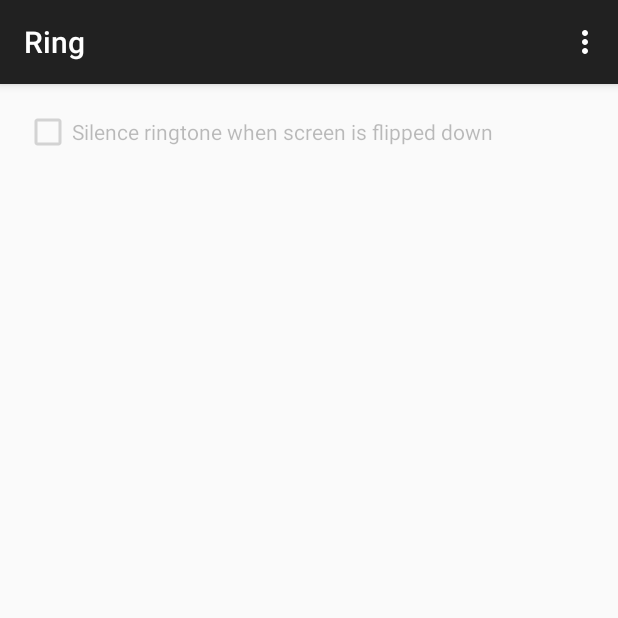
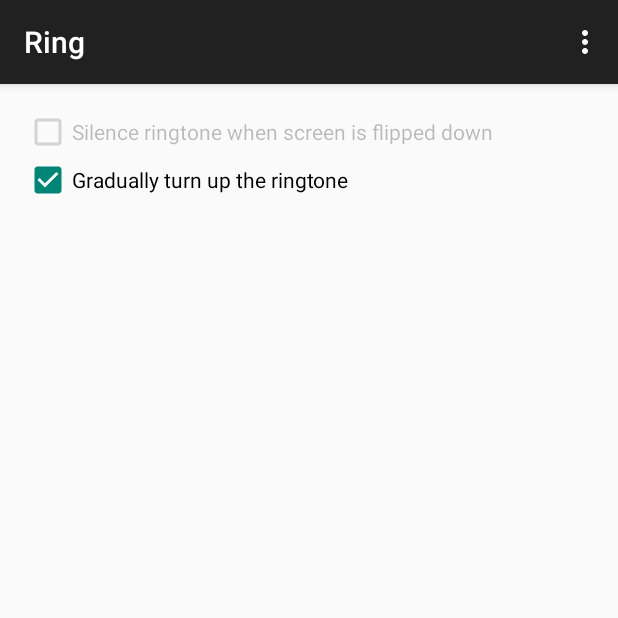
Before and after one commit to zdenda/android-ring, an Android app: the screen it shows after launch (MainActivity), on a phone screen of 412 x 824 dp, the top half of it. Run offline under Robolectric (Android 15) with nearby library versions, the phone set to English and light mode, and no system bars.

Commit message:
add ability to gradually increase the ringing volume
from the lowest to the highest possible

```diff
--- a/app/src/main/AndroidManifest.xml
+++ b/app/src/main/AndroidManifest.xml
@@ -35,6 +35,11 @@
             android:enabled="true"
             android:exported="false" >
         </service>
+        <service
+            android:name=".VolumeService"
+            android:enabled="true"
+            android:exported="false" >
+        </service>
     </application>
 
 </manifest>
--- a/app/src/main/java/eu/zkkn/android/ring/MainActivity.java
+++ b/app/src/main/java/eu/zkkn/android/ring/MainActivity.java
@@ -19,7 +19,8 @@ import android.widget.CompoundButton;
 
 public class MainActivity extends ActionBarActivity {
 
-    public static final String PREF_KEY_ENABLED = "pref_enabled";
+    public static final String PREF_KEY_MUTE_ON_FLIP_ENABLED = "pref_mute_enabled";
+    public static final String PREF_KEY_GRADUALLY_INCREASE_ENABLED = "pref_increase_enabled";
 
     @Override
     protected void onCreate(Bundle savedInstanceState) {
@@ -27,22 +28,29 @@ public class MainActivity extends ActionBarActivity {
         setContentView(R.layout.activity_main);
 
         final SharedPreferences preferences = PreferenceManager.getDefaultSharedPreferences(this);
-        boolean enabled = preferences.getBoolean(PREF_KEY_ENABLED, true);
+        boolean mutingEnabled = preferences.getBoolean(PREF_KEY_MUTE_ON_FLIP_ENABLED, false);
+        boolean increasingEnabled = preferences.getBoolean(PREF_KEY_GRADUALLY_INCREASE_ENABLED, true);
 
         SensorManager sensorManager = (SensorManager) getSystemService(Context.SENSOR_SERVICE);
         boolean hasAccelerometer = (sensorManager.getDefaultSensor(Sensor.TYPE_ACCELEROMETER) != null);
         // TODO: unregister phone state receiver if there's no accelerometer
 
-        CheckBox checkBox = (CheckBox) findViewById(R.id.chkEnabled);
-        checkBox.setEnabled(hasAccelerometer);
-        checkBox.setChecked(enabled && hasAccelerometer);
+        CheckBox checkBoxMute = (CheckBox) findViewById(R.id.chkMuteEnabled);
+        checkBoxMute.setEnabled(hasAccelerometer);
+        checkBoxMute.setChecked(mutingEnabled && hasAccelerometer && !increasingEnabled);
+        CheckBox checkBoxIncrease = (CheckBox) findViewById(R.id.chkIncreaseEnabled);
+        checkBoxIncrease.setChecked(increasingEnabled && !mutingEnabled);
 
-        checkBox.setOnCheckedChangeListener(new CompoundButton.OnCheckedChangeListener() {
+
+        CompoundButton.OnCheckedChangeListener onCheckedChangeListener = new CompoundButton.OnCheckedChangeListener() {
             @Override
             public void onCheckedChanged(CompoundButton buttonView, boolean isChecked) {
+                int otherId = R.id.chkMuteEnabled == buttonView.getId() ? R.id.chkIncreaseEnabled : R.id.chkMuteEnabled;
+                if (isChecked) ((CheckBox) findViewById(otherId)).setChecked(false);
                 // update shared preferences
                 SharedPreferences.Editor editor = preferences.edit();
-                editor.putBoolean(PREF_KEY_ENABLED, isChecked);
+                editor.putBoolean(PREF_KEY_MUTE_ON_FLIP_ENABLED, ((CheckBox) findViewById(R.id.chkMuteEnabled)).isChecked());
+                editor.putBoolean(PREF_KEY_GRADUALLY_INCREASE_ENABLED, ((CheckBox) findViewById(R.id.chkIncreaseEnabled)).isChecked());
                 editor.commit();
                 // enable/disable  Phone State Broadcast Receiver
                 int state = isChecked ? PackageManager.COMPONENT_ENABLED_STATE_ENABLED : PackageManager.COMPONENT_ENABLED_STATE_DISABLED;
@@ -50,7 +58,9 @@ public class MainActivity extends ActionBarActivity {
                 PackageManager packageManager = getApplicationContext().getPackageManager();
                 packageManager.setComponentEnabledSetting(phoneStateReceiver, state, PackageManager.DONT_KILL_APP);
             }
-        });
+        };
+        checkBoxMute.setOnCheckedChangeListener(onCheckedChangeListener);
+        checkBoxIncrease.setOnCheckedChangeListener(onCheckedChangeListener);
     }
 
 
--- a/app/src/main/java/eu/zkkn/android/ring/MyLog.java
+++ b/app/src/main/java/eu/zkkn/android/ring/MyLog.java
@@ -16,7 +16,7 @@ import java.util.Set;
 public final class MyLog {
 
     public static final String LOG_TAG = "my_log";
-    public static final boolean ENABLED = false;
+    public static final boolean ENABLED = true;
     public static boolean toast = false;
 
     private static Context context = null;
--- a/app/src/main/res/layout/activity_main.xml
+++ b/app/src/main/res/layout/activity_main.xml
@@ -8,9 +8,19 @@
     <CheckBox
         android:layout_width="match_parent"
         android:layout_height="wrap_content"
-        android:text="@string/enabled_description"
-        android:id="@+id/chkEnabled"
+        android:text="@string/mute_checkbox_description"
+        android:id="@+id/chkMuteEnabled"
         android:layout_alignParentTop="true"
+        android:layout_alignParentLeft="true"
+        android:layout_alignParentStart="true"
+        android:checked="false" />
+
+    <CheckBox
+        android:layout_width="match_parent"
+        android:layout_height="wrap_content"
+        android:text="@string/increase_checkbox_description"
+        android:id="@+id/chkIncreaseEnabled"
+        android:layout_below="@+id/chkMuteEnabled"
         android:layout_alignParentLeft="true"
         android:layout_alignParentStart="true"
         android:checked="true" />
--- a/app/src/main/res/values/strings.xml
+++ b/app/src/main/res/values/strings.xml
@@ -4,6 +4,7 @@
     <string name="app_name">Ring</string>
     <string name="hello_world">Hello world!</string>
     <string name="action_created">Created with love by zdenda</string>
-    <string name="enabled_description">Silence ringtone when screen is flipped down</string>
+    <string name="mute_checkbox_description">Silence ringtone when screen is flipped down</string>
+    <string name="increase_checkbox_description">Gradually turn up the ringtone</string>
 
 </resources>
```
Also changed, not shown: app/src/main/java/eu/zkkn/android/ring/PhoneStateReceiver.java (+16 -3 lines), app/src/main/java/eu/zkkn/android/ring/VolumeService.java (added, +78 -0 lines).
